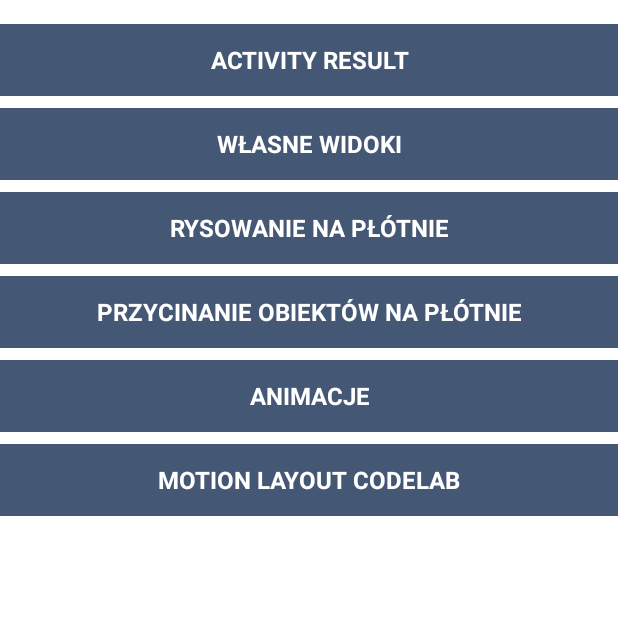
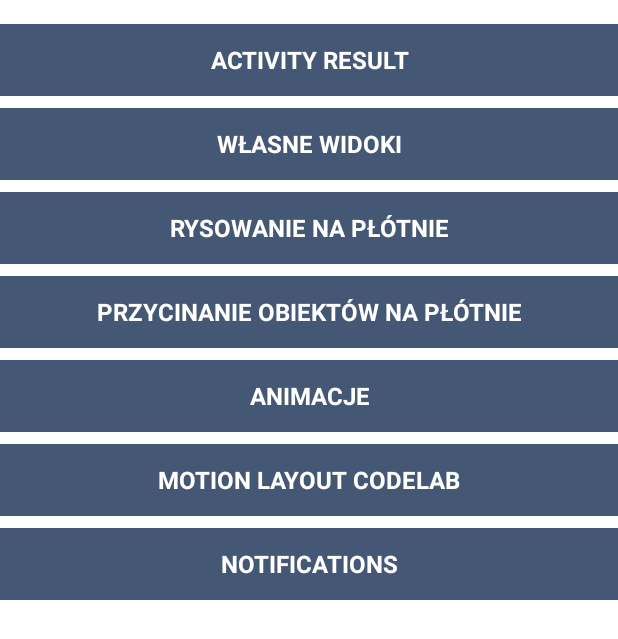
Before and after one commit to RowickaM/NewThings, an Android app: the screen it shows after launch (MainActivity), on a phone screen of 412 x 824 dp. Shown: the top 639 px of the screen. Run offline under Robolectric (Android 15) with nearby library versions, the phone set to English and light mode, and no system bars.

Commit message:
makes application runnable

```diff
--- a/app/build.gradle
+++ b/app/build.gradle
@@ -36,6 +36,7 @@ android {
 
     buildFeatures {
         viewBinding true
+        dataBinding true
     }
 
 
@@ -48,7 +49,6 @@ dependencies {
     implementation 'androidx.appcompat:appcompat:1.2.0'
     implementation 'com.google.android.material:material:1.3.0'
     implementation 'androidx.constraintlayout:constraintlayout:2.0.4'
-    implementation 'androidx.databinding:databinding-runtime:4.1.3'
     testImplementation 'junit:junit:4.+'
     androidTestImplementation 'androidx.test.ext:junit:1.1.2'
     androidTestImplementation 'androidx.test.espresso:espresso-core:3.3.0'
--- a/app/src/main/java/com/rowicka/newthings/MainActivity.kt
+++ b/app/src/main/java/com/rowicka/newthings/MainActivity.kt
@@ -7,6 +7,7 @@ import com.rowicka.newthings.customView.CustomViewActivity
 import com.rowicka.newthings.databinding.ActivityMainBinding
 import com.rowicka.newthings.drawOnCanvas.DrawCanvasActivity
 import com.rowicka.newthings.motionLayout.MotionLayoutActivity
+import com.rowicka.newthings.notifications.MainActivity as NotificationActivity
 import com.rowicka.newthings.propertyAnimations.PropertyAnimationsActivity
 import com.rowicka.newthings.utils.BaseActivity
 
@@ -31,6 +32,7 @@ class MainActivity : BaseActivity() {
             navClippingCanvasObjects.setOnClickListener { navigateToActivity(ClippingCanvasObjects::class) }
             navPropertyAnimation.setOnClickListener { navigateToActivity(PropertyAnimationsActivity::class) }
             navMotionLayout.setOnClickListener { navigateToActivity(MotionLayoutActivity::class) }
+            navNotification.setOnClickListener { navigateToActivity(NotificationActivity::class) }
         }
     }
 }
--- a/app/src/main/res/layout/activity_main.xml
+++ b/app/src/main/res/layout/activity_main.xml
@@ -55,6 +55,13 @@
         android:layout_width="match_parent"
         android:layout_height="wrap_content"
         android:text="@string/motion_layout_title" />
+
+    <TextView
+        android:id="@+id/navNotification"
+        style="@style/Button"
+        android:layout_width="match_parent"
+        android:layout_height="wrap_content"
+        android:text="@string/notifications" />
   </LinearLayout>
 
 </ScrollView>
--- a/app/src/main/res/layout/fragment_egg_timer.xml
+++ b/app/src/main/res/layout/fragment_egg_timer.xml
@@ -42,7 +42,7 @@
             app:layout_constraintStart_toStartOf="parent"
             app:layout_constraintTop_toTopOf="parent" />
 
-        <Switch
+        <androidx.appcompat.widget.SwitchCompat
             android:id="@+id/on_off_switch"
             android:layout_width="wrap_content"
             android:layout_height="wrap_content"
--- a/app/src/main/res/values/strings.xml
+++ b/app/src/main/res/values/strings.xml
@@ -63,6 +63,7 @@
     <string name="title_activity_step8">Running motion with code</string>
 
     <!-- notifications  -->
+    <string name="notifications">Notifications</string>
     <string name="egg_prompt">How do you like your egg?</string>
     <string name="timer_on">Start</string>
     <string name="timer_off">Stop</string>
```
Also changed, not shown: app/src/main/java/com/rowicka/newthings/notifications/ui/EggTimerFragment.kt (+9 -10 lines).
